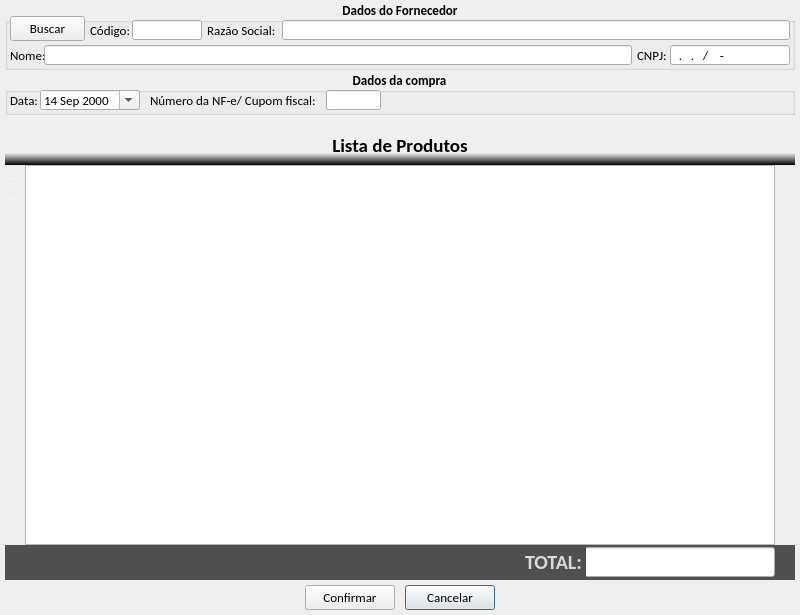
Above: loja/tela_comprar.ui from jmessias1725/sexloja before the change. Below: the same form after it.
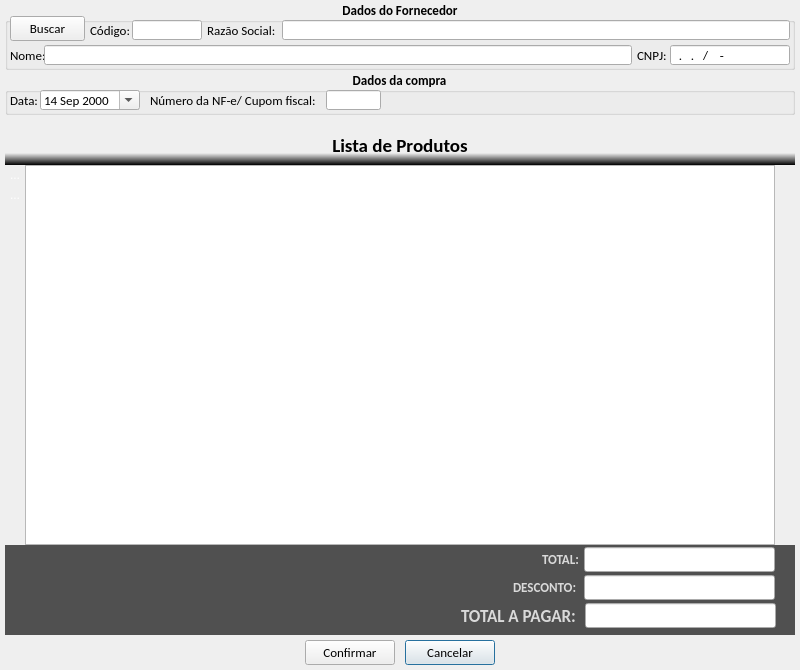
That is the form after the change. Icons and pictures are not drawn.

Patch:
```diff
--- a/loja/tela_comprar.ui
+++ b/loja/tela_comprar.ui
@@ -10,19 +10,19 @@
     <x>0</x>
     <y>0</y>
     <width>800</width>
-    <height>615</height>
+    <height>670</height>
    </rect>
   </property>
   <property name="minimumSize">
    <size>
     <width>800</width>
-    <height>615</height>
+    <height>630</height>
    </size>
   </property>
   <property name="maximumSize">
    <size>
     <width>800</width>
-    <height>615</height>
+    <height>670</height>
    </size>
   </property>
   <property name="windowTitle">
@@ -553,95 +553,13 @@
     <set>Qt::AlignCenter</set>
    </property>
   </widget>
-  <widget class="QPushButton" name="btn_cancelar">
-   <property name="geometry">
-    <rect>
-     <x>405</x>
-     <y>585</y>
-     <width>90</width>
-     <height>25</height>
-    </rect>
-   </property>
-   <property name="minimumSize">
-    <size>
-     <width>0</width>
-     <height>25</height>
-    </size>
-   </property>
-   <property name="maximumSize">
-    <size>
-     <width>90</width>
-     <height>25</height>
-    </size>
-   </property>
-   <property name="font">
-    <font>
-     <family>Calibri</family>
-     <pointsize>10</pointsize>
-    </font>
-   </property>
-   <property name="text">
-    <string>Cancelar</string>
-   </property>
-   <property name="icon">
-    <iconset resource="imagens.qrc">
-     <normaloff>:/img/img/1345902747_button_cancel.png</normaloff>:/img/img/1345902747_button_cancel.png</iconset>
-   </property>
-   <property name="iconSize">
-    <size>
-     <width>18</width>
-     <height>18</height>
-    </size>
-   </property>
-  </widget>
-  <widget class="QPushButton" name="btn_confirmar">
-   <property name="geometry">
-    <rect>
-     <x>305</x>
-     <y>585</y>
-     <width>90</width>
-     <height>25</height>
-    </rect>
-   </property>
-   <property name="minimumSize">
-    <size>
-     <width>0</width>
-     <height>25</height>
-    </size>
-   </property>
-   <property name="maximumSize">
-    <size>
-     <width>90</width>
-     <height>25</height>
-    </size>
-   </property>
-   <property name="font">
-    <font>
-     <family>Calibri</family>
-     <pointsize>10</pointsize>
-    </font>
-   </property>
-   <property name="text">
-    <string>Confirmar</string>
-   </property>
-   <property name="icon">
-    <iconset resource="imagens.qrc">
-     <normaloff>:/img/img/1345902916_camera_test.png</normaloff>:/img/img/1345902916_camera_test.png</iconset>
-   </property>
-   <property name="iconSize">
-    <size>
-     <width>20</width>
-     <height>20</height>
-    </size>
-   </property>
-  </widget>
   <widget class="QFrame" name="frame">
    <property name="geometry">
     <rect>
      <x>5</x>
      <y>545</y>
      <width>790</width>
-     <height>35</height>
+     <height>90</height>
     </rect>
    </property>
    <property name="styleSheet">
@@ -662,19 +580,19 @@
       <x>579</x>
       <y>2</y>
       <width>191</width>
-      <height>30</height>
+      <height>25</height>
      </rect>
     </property>
     <property name="font">
      <font>
       <family>Calibri</family>
-      <pointsize>15</pointsize>
+      <pointsize>12</pointsize>
       <weight>50</weight>
       <bold>false</bold>
      </font>
     </property>
     <property name="styleSheet">
-     <string notr="true">color: rgb(255, 0, 0);</string>
+     <string notr="true"/>
     </property>
     <property name="text">
      <string/>
@@ -689,16 +607,16 @@
    <widget class="QLabel" name="lb_total">
     <property name="geometry">
      <rect>
-      <x>520</x>
+      <x>537</x>
       <y>2</y>
-      <width>61</width>
-      <height>30</height>
+      <width>40</width>
+      <height>25</height>
      </rect>
     </property>
     <property name="font">
      <font>
       <family>Calibri</family>
-      <pointsize>15</pointsize>
+      <pointsize>10</pointsize>
       <weight>75</weight>
       <bold>true</bold>
      </font>
@@ -710,6 +628,117 @@
      <string>TOTAL:</string>
     </property>
    </widget>
+   <widget class="QLineEdit" name="le_desconto">
+    <property name="geometry">
+     <rect>
+      <x>579</x>
+      <y>30</y>
+      <width>191</width>
+      <height>25</height>
+     </rect>
+    </property>
+    <property name="font">
+     <font>
+      <family>Calibri</family>
+      <pointsize>12</pointsize>
+      <weight>50</weight>
+      <bold>false</bold>
+     </font>
+    </property>
+    <property name="styleSheet">
+     <string notr="true">color: rgb(0, 0, 255);</string>
+    </property>
+    <property name="inputMask">
+     <string/>
+    </property>
+    <property name="text">
+     <string/>
+    </property>
+    <property name="alignment">
+     <set>Qt::AlignRight|Qt::AlignTrailing|Qt::AlignVCenter</set>
+    </property>
+    <property name="readOnly">
+     <bool>false</bool>
+    </property>
+   </widget>
+   <widget class="QLabel" name="lb_total_2">
+    <property name="geometry">
+     <rect>
+      <x>508</x>
+      <y>30</y>
+      <width>69</width>
+      <height>25</height>
+     </rect>
+    </property>
+    <property name="font">
+     <font>
+      <family>Calibri</family>
+      <pointsize>10</pointsize>
+      <weight>75</weight>
+      <bold>true</bold>
+     </font>
+    </property>
+    <property name="styleSheet">
+     <string notr="true">color: rgb(217, 217, 217);</string>
+    </property>
+    <property name="text">
+     <string>DESCONTO:</string>
+    </property>
+   </widget>
+   <widget class="QLabel" name="lb_total_3">
+    <property name="geometry">
+     <rect>
+      <x>456</x>
+      <y>58</y>
+      <width>123</width>
+      <height>25</height>
+     </rect>
+    </property>
+    <property name="font">
+     <font>
+      <family>Calibri</family>
+      <pointsize>13</pointsize>
+      <weight>75</weight>
+      <bold>true</bold>
+     </font>
+    </property>
+    <property name="styleSheet">
+     <string notr="true">color: rgb(217, 217, 217);</string>
+    </property>
+    <property name="text">
+     <string>TOTAL A PAGAR:</string>
+    </property>
+   </widget>
+   <widget class="QLineEdit" name="le_total_a_pagar">
+    <property name="geometry">
+     <rect>
+      <x>580</x>
+      <y>58</y>
+      <width>191</width>
+      <height>25</height>
+     </rect>
+    </property>
+    <property name="font">
+     <font>
+      <family>Calibri</family>
+      <pointsize>15</pointsize>
+      <weight>50</weight>
+      <bold>false</bold>
+     </font>
+    </property>
+    <property name="styleSheet">
+     <string notr="true">color: rgb(255, 0, 0);</string>
+    </property>
+    <property name="text">
+     <string/>
+    </property>
+    <property name="alignment">
+     <set>Qt::AlignRight|Qt::AlignTrailing|Qt::AlignVCenter</set>
+    </property>
+    <property name="readOnly">
+     <bool>true</bool>
+    </property>
+   </widget>
   </widget>
   <widget class="QFrame" name="menu_produtos">
    <property name="geometry">
@@ -814,6 +843,88 @@
     <enum>QFrame::Raised</enum>
    </property>
   </widget>
+  <widget class="QPushButton" name="btn_cancelar">
+   <property name="geometry">
+    <rect>
+     <x>405</x>
+     <y>640</y>
+     <width>90</width>
+     <height>25</height>
+    </rect>
+   </property>
+   <property name="minimumSize">
+    <size>
+     <width>0</width>
+     <height>25</height>
+    </size>
+   </property>
+   <property name="maximumSize">
+    <size>
+     <width>90</width>
+     <height>25</height>
+    </size>
+   </property>
+   <property name="font">
+    <font>
+     <family>Calibri</family>
+     <pointsize>10</pointsize>
+    </font>
+   </property>
+   <property name="text">
+    <string>Cancelar</string>
+   </property>
+   <property name="icon">
+    <iconset resource="imagens.qrc">
+     <normaloff>:/img/img/1345902747_button_cancel.png</normaloff>:/img/img/1345902747_button_cancel.png</iconset>
+   </property>
+   <property name="iconSize">
+    <size>
+     <width>18</width>
+     <height>18</height>
+    </size>
+   </property>
+  </widget>
+  <widget class="QPushButton" name="btn_confirmar">
+   <property name="geometry">
+    <rect>
+     <x>305</x>
+     <y>640</y>
+     <width>90</width>
+     <height>25</height>
+    </rect>
+   </property>
+   <property name="minimumSize">
+    <size>
+     <width>0</width>
+     <height>25</height>
+    </size>
+   </property>
+   <property name="maximumSize">
+    <size>
+     <width>90</width>
+     <height>25</height>
+    </size>
+   </property>
+   <property name="font">
+    <font>
+     <family>Calibri</family>
+     <pointsize>10</pointsize>
+    </font>
+   </property>
+   <property name="text">
+    <string>Confirmar</string>
+   </property>
+   <property name="icon">
+    <iconset resource="imagens.qrc">
+     <normaloff>:/img/img/1345902916_camera_test.png</normaloff>:/img/img/1345902916_camera_test.png</iconset>
+   </property>
+   <property name="iconSize">
+    <size>
+     <width>20</width>
+     <height>20</height>
+    </size>
+   </property>
+  </widget>
  </widget>
  <resources>
   <include location="imagens.qrc"/>
```
